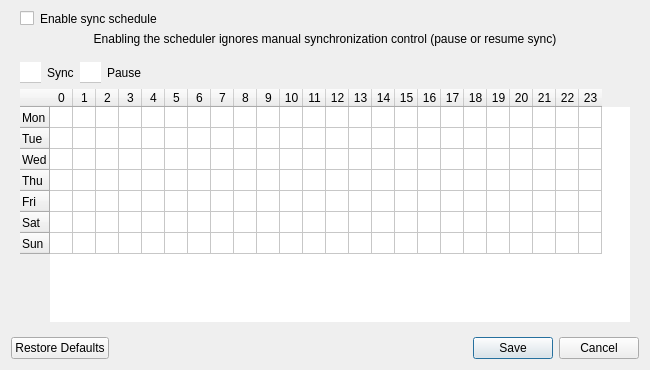
Before: the Qt Designer form src/gui/schedulesettings.ui in nextcloud/desktop, drawn with Qt 5.
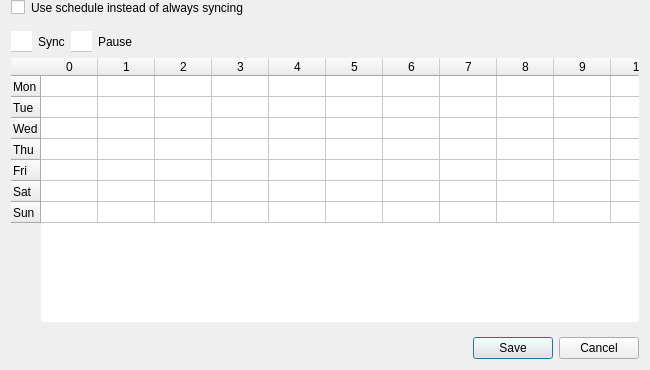
After: the same form once the commit is applied.

Commit message: Improve UI design schedule settings

```diff
--- a/src/gui/schedulesettings.ui
+++ b/src/gui/schedulesettings.ui
@@ -23,6 +23,9 @@
    <string notr="true"/>
   </property>
   <layout class="QGridLayout" name="gridLayout">
+   <property name="topMargin">
+    <number>0</number>
+   </property>
    <item row="0" column="0">
     <widget class="QGroupBox" name="scheduleGroupBox">
      <property name="styleSheet">
@@ -33,23 +36,19 @@
       <string/>
      </property>
      <layout class="QVBoxLayout" name="verticalLayout">
+      <property name="leftMargin">
+       <number>0</number>
+      </property>
       <property name="topMargin">
        <number>0</number>
       </property>
+      <property name="rightMargin">
+       <number>0</number>
+      </property>
       <item>
        <widget class="QCheckBox" name="enableScheduleCheckBox">
         <property name="text">
-         <string>Enable sync schedule</string>
-        </property>
-       </widget>
-      </item>
-      <item>
-       <widget class="QLabel" name="label">
-        <property name="text">
-         <string>Enabling the scheduler ignores manual synchronization control (pause or resume sync)</string>
-        </property>
-        <property name="alignment">
-         <set>Qt::AlignCenter</set>
+         <string>Use schedule instead of always syncing</string>
         </property>
        </widget>
       </item>
@@ -220,7 +219,7 @@
          <bool>true</bool>
         </attribute>
         <attribute name="horizontalHeaderDefaultSectionSize">
-         <number>23</number>
+         <number>57</number>
         </attribute>
         <attribute name="horizontalHeaderMinimumSectionSize">
          <number>23</number>
@@ -403,7 +402,7 @@
    <item row="1" column="0">
     <widget class="QDialogButtonBox" name="buttonBox">
      <property name="standardButtons">
-      <set>QDialogButtonBox::Cancel|QDialogButtonBox::RestoreDefaults|QDialogButtonBox::Save</set>
+      <set>QDialogButtonBox::Cancel|QDialogButtonBox::Save</set>
      </property>
     </widget>
    </item>
```
Left out of the diff: 2 changed lines with no effect on the pictures. The commit also changes 2 other files.
